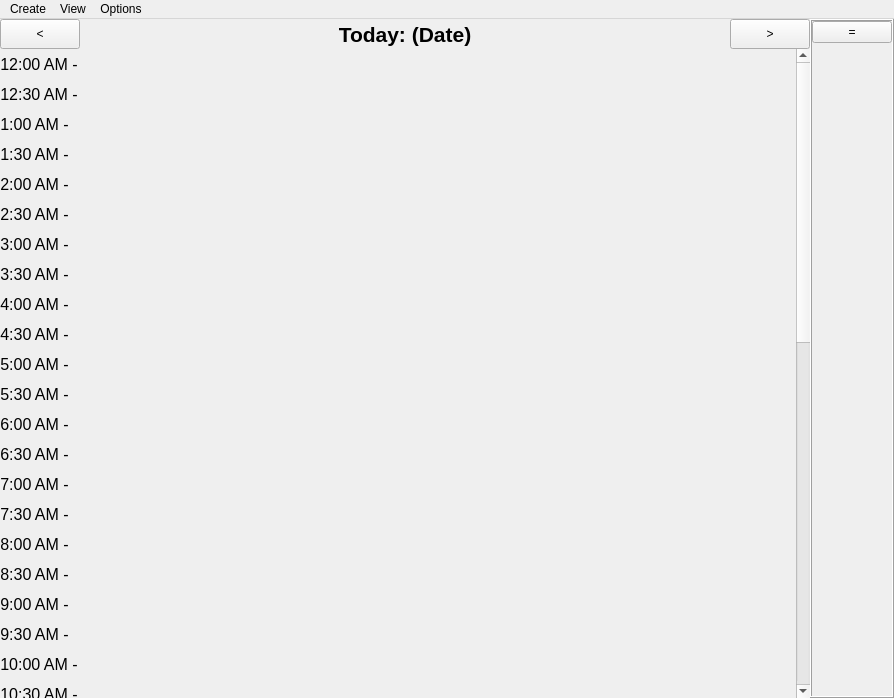
Old version of the form Torg/torg.ui in the repository Tiane-Maestas/Torg.
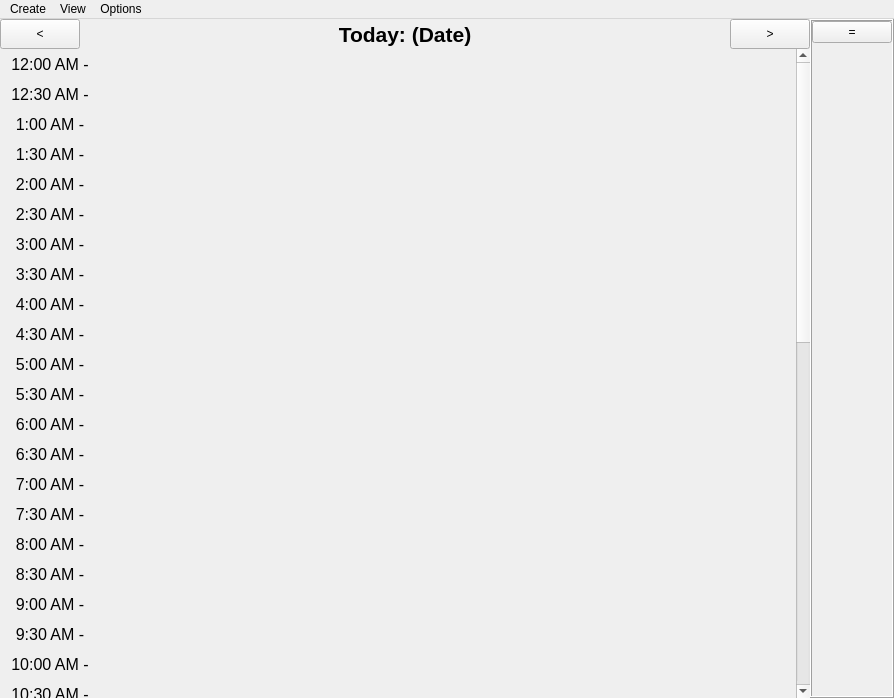
New version of the form. The open tabs and pages were chosen to show the change.

```diff
--- a/Torg/torg.ui
+++ b/Torg/torg.ui
@@ -159,7 +159,7 @@
              <property name="geometry">
               <rect>
                <x>0</x>
-               <y>0</y>
+               <y>-893</y>
                <width>794</width>
                <height>1536</height>
               </rect>
@@ -192,7 +192,7 @@
                   </property>
                   <property name="minimumSize">
                    <size>
-                    <width>60</width>
+                    <width>100</width>
                     <height>30</height>
                    </size>
                   </property>
@@ -256,7 +256,7 @@
                   </property>
                   <property name="minimumSize">
                    <size>
-                    <width>60</width>
+                    <width>100</width>
                     <height>30</height>
                    </size>
                   </property>
@@ -317,7 +317,7 @@
                   </property>
                   <property name="minimumSize">
                    <size>
-                    <width>60</width>
+                    <width>100</width>
                     <height>30</height>
                    </size>
                   </property>
@@ -371,14 +371,14 @@
                 <item>
                  <widget class="QLabel" name="label_116">
                   <property name="sizePolicy">
-                   <sizepolicy hsizetype="Minimum" vsizetype="Minimum">
+                   <sizepolicy hsizetype="Fixed" vsizetype="Fixed">
                     <horstretch>0</horstretch>
                     <verstretch>0</verstretch>
                    </sizepolicy>
                   </property>
                   <property name="minimumSize">
                    <size>
-                    <width>60</width>
+                    <width>100</width>
                     <height>30</height>
                    </size>
                   </property>
@@ -398,7 +398,7 @@
                 <item>
                  <widget class="QLabel" name="label_130AM">
                   <property name="sizePolicy">
-                   <sizepolicy hsizetype="Expanding" vsizetype="Minimum">
+                   <sizepolicy hsizetype="Expanding" vsizetype="Fixed">
                     <horstretch>0</horstretch>
                     <verstretch>0</verstretch>
                    </sizepolicy>
@@ -432,14 +432,14 @@
                 <item>
                  <widget class="QLabel" name="label_136">
                   <property name="sizePolicy">
-                   <sizepolicy hsizetype="Minimum" vsizetype="Minimum">
+                   <sizepolicy hsizetype="Fixed" vsizetype="Fixed">
                     <horstretch>0</horstretch>
                     <verstretch>0</verstretch>
                    </sizepolicy>
                   </property>
                   <property name="minimumSize">
                    <size>
-                    <width>60</width>
+                    <width>100</width>
                     <height>30</height>
                    </size>
                   </property>
@@ -459,7 +459,7 @@
                 <item>
                  <widget class="QLabel" name="label_200AM">
                   <property name="sizePolicy">
-                   <sizepolicy hsizetype="Expanding" vsizetype="Minimum">
+                   <sizepolicy hsizetype="Expanding" vsizetype="Fixed">
                     <horstretch>0</horstretch>
                     <verstretch>0</verstretch>
                    </sizepolicy>
@@ -493,14 +493,14 @@
                 <item>
                  <widget class="QLabel" name="label_104">
                   <property name="sizePolicy">
-                   <sizepolicy hsizetype="Minimum" vsizetype="Minimum">
+                   <sizepolicy hsizetype="Fixed" vsizetype="Fixed">
                     <horstretch>0</horstretch>
                     <verstretch>0</verstretch>
                    </sizepolicy>
                   </property>
                   <property name="minimumSize">
                    <size>
-                    <width>60</width>
+                    <width>100</width>
                     <height>30</height>
                    </size>
                   </property>
@@ -520,7 +520,7 @@
                 <item>
                  <widget class="QLabel" name="label_230AM">
                   <property name="sizePolicy">
-                   <sizepolicy hsizetype="Expanding" vsizetype="Minimum">
+                   <sizepolicy hsizetype="Expanding" vsizetype="Fixed">
                     <horstretch>0</horstretch>
                     <verstretch>0</verstretch>
                    </sizepolicy>
@@ -554,14 +554,14 @@
                 <item>
                  <widget class="QLabel" name="label_146">
                   <property name="sizePolicy">
-                   <sizepolicy hsizetype="Minimum" vsizetype="Minimum">
+                   <sizepolicy hsizetype="Fixed" vsizetype="Fixed">
                     <horstretch>0</horstretch>
                     <verstretch>0</verstretch>
                    </sizepolicy>
                   </property>
                   <property name="minimumSize">
                    <size>
-                    <width>60</width>
+                    <width>100</width>
                     <height>30</height>
                    </size>
                   </property>
@@ -581,7 +581,7 @@
                 <item>
                  <widget class="QLabel" name="label_300AM">
                   <property name="sizePolicy">
-                   <sizepolicy hsizetype="Expanding" vsizetype="Minimum">
+                   <sizepolicy hsizetype="Expanding" vsizetype="Fixed">
                     <horstretch>0</horstretch>
                     <verstretch>0</verstretch>
                    </sizepolicy>
@@ -615,14 +615,14 @@
                 <item>
                  <widget class="QLabel" name="label_106">
                   <property name="sizePolicy">
-                   <sizepolicy hsizetype="Minimum" vsizetype="Minimum">
+                   <sizepolicy hsizetype="Fixed" vsizetype="Fixed">
                     <horstretch>0</horstretch>
                     <verstretch>0</verstretch>
                    </sizepolicy>
                   </property>
                   <property name="minimumSize">
                    <size>
-                    <width>60</width>
+                    <width>100</width>
                     <height>30</height>
                    </size>
                   </property>
@@ -642,7 +642,7 @@
                 <item>
                  <widget class="QLabel" name="label_330AM">
                   <property name="sizePolicy">
-                   <sizepolicy hsizetype="Expanding" vsizetype="Minimum">
+                   <sizepolicy hsizetype="Expanding" vsizetype="Fixed">
                     <horstretch>0</horstretch>
                     <verstretch>0</verstretch>
                    </sizepolicy>
@@ -676,14 +676,14 @@
                 <item>
                  <widget class="QLabel" name="label_108">
                   <property name="sizePolicy">
-                   <sizepolicy hsizetype="Minimum" vsizetype="Minimum">
+                   <sizepolicy hsizetype="Fixed" vsizetype="Fixed">
                     <horstretch>0</horstretch>
                     <verstretch>0</verstretch>
                    </sizepolicy>
                   </property>
                   <property name="minimumSize">
                    <size>
-                    <width>60</width>
+                    <width>100</width>
                     <height>30</height>
                    </size>
                   </property>
@@ -703,7 +703,7 @@
                 <item>
                  <widget class="QLabel" name="label_400AM">
                   <property name="sizePolicy">
-                   <sizepolicy hsizetype="Expanding" vsizetype="Minimum">
+                   <sizepolicy hsizetype="Expanding" vsizetype="Fixed">
                     <horstretch>0</horstretch>
                     <verstretch>0</verstretch>
                    </sizepolicy>
@@ -737,14 +737,14 @@
                 <item>
                  <widget class="QLabel" name="label_120">
                   <property name="sizePolicy">
-                   <sizepolicy hsizetype="Minimum" vsizetype="Minimum">
+                   <sizepolicy hsizetype="Fixed" vsizetype="Fixed">
                     <horstretch>0</horstretch>
                     <verstretch>0</verstretch>
                    </sizepolicy>
                   </property>
                   <property name="minimumSize">
                    <size>
-                    <width>60</width>
+                    <width>100</width>
                     <height>30</height>
                    </size>
                   </property>
@@ -764,7 +764,7 @@
                 <item>
                  <widget class="QLabel" name="label_430AM">
                   <property name="sizePolicy">
-                   <sizepolicy hsizetype="Expanding" vsizetype="Minimum">
+                   <sizepolicy hsizetype="Expanding" vsizetype="Fixed">
                     <horstretch>0</horstretch>
                     <verstretch>0</verstretch>
                    </sizepolicy>
@@ -798,14 +798,14 @@
                 <item>
                  <widget class="QLabel" name="label_122">
                   <property name="sizePolicy">
-                   <sizepolicy hsizetype="Minimum" vsizetype="Minimum">
+                   <sizepolicy hsizetype="Fixed" vsizetype="Fixed">
                     <horstretch>0</horstretch>
                     <verstretch>0</verstretch>
                    </sizepolicy>
                   </property>
                   <property name="minimumSize">
                    <size>
-                    <width>60</width>
+                    <width>100</width>
                     <height>30</height>
                    </size>
                   </property>
@@ -825,7 +825,7 @@
                 <item>
                  <widget class="QLabel" name="label_500AM">
                   <property name="sizePolicy">
-                   <sizepolicy hsizetype="Expanding" vsizetype="Minimum">
+                   <sizepolicy hsizetype="Expanding" vsizetype="Fixed">
                     <horstretch>0</horstretch>
                     <verstretch>0</verstretch>
                    </sizepolicy>
@@ -859,14 +859,14 @@
                 <item>
                  <widget class="QLabel" name="label_118">
                   <property name="sizePolicy">
-                   <sizepolicy hsizetype="Minimum" vsizetype="Minimum">
+                   <sizepolicy hsizetype="Fixed" vsizetype="Fixed">
                     <horstretch>0</horstretch>
                     <verstretch>0</verstretch>
                    </sizepolicy>
                   </property>
                   <property name="minimumSize">
                    <size>
-                    <width>60</width>
+                    <width>100</width>
                     <height>30</height>
                    </size>
                   </property>
@@ -886,7 +886,7 @@
                 <item>
                  <widget class="QLabel" name="label_530AM">
                   <property name="sizePolicy">
-                   <sizepolicy hsizetype="Expanding" vsizetype="Minimum">
+                   <sizepolicy hsizetype="Expanding" vsizetype="Fixed">
                     <horstretch>0</horstretch>
                     <verstretch>0</verstretch>
                    </sizepolicy>
@@ -920,14 +920,14 @@
                 <item>
                  <widget class="QLabel" name="label_142">
                   <property name="sizePolicy">
-                   <sizepolicy hsizetype="Minimum" vsizetype="Minimum">
+                   <sizepolicy hsizetype="Fixed" vsizetype="Fixed">
                     <horstretch>0</horstretch>
                     <verstretch>0</verstretch>
                    </sizepolicy>
                   </property>
                   <property name="minimumSize">
                    <size>
-                    <width>60</width>
+                    <width>100</width>
                     <height>30</height>
                    </size>
                   </property>
@@ -947,7 +947,7 @@
                 <item>
                  <widget class="QLabel" name="label_600AM">
                   <property name="sizePolicy">
-                   <sizepolicy hsizetype="Expanding" vsizetype="Minimum">
+                   <sizepolicy hsizetype="Expanding" vsizetype="Fixed">
                     <horstretch>0</horstretch>
                     <verstretch>0</verstretch>
                    </sizepolicy>
@@ -981,14 +981,14 @@
                 <item>
                  <widget class="QLabel" name="label_126">
                   <property name="sizePolicy">
-                   <sizepolicy hsizetype="Minimum" vsizetype="Minimum">
+                   <sizepolicy hsizetype="Fixed" vsizetype="Fixed">
                     <horstretch>0</horstretch>
                     <verstretch>0</verstretch>
                    </sizepolicy>
                   </property>
                   <property name="minimumSize">
                    <size>
-                    <width>60</width>
+                    <width>100</width>
                     <height>30</height>
                    </size>
                   </property>
@@ -1008,7 +1008,7 @@
                 <item>
                  <widget class="QLabel" name="label_630AM">
                   <property name="sizePolicy">
-                   <sizepolicy hsizetype="Expanding" vsizetype="Minimum">
+                   <sizepolicy hsizetype="Expanding" vsizetype="Fixed">
                     <horstretch>0</horstretch>
                     <verstretch>0</verstretch>
                    </sizepolicy>
@@ -1042,14 +1042,14 @@
                 <item>
                  <widget class="QLabel" name="label_124">
                   <property name="sizePolicy">
-                   <sizepolicy hsizetype="Minimum" vsizetype="Minimum">
+                   <sizepolicy hsizetype="Fixed" vsizetype="Fixed">
                     <horstretch>0</horstretch>
                     <verstretch>0</verstretch>
                    </sizepolicy>
                   </property>
                   <property name="minimumSize">
                    <size>
-                    <width>60</width>
+                    <width>100</width>
                     <height>30</height>
                    </size>
                   </property>
@@ -1069,7 +1069,7 @@
                 <item>
                  <widget class="QLabel" name="label_700AM">
                   <property name="sizePolicy">
-                   <sizepolicy hsizetype="Expanding" vsizetype="Minimum">
+                   <sizepolicy hsizetype="Expanding" vsizetype="Fixed">
                     <horstretch>0</horstretch>
                     <verstretch>0</verstretch>
                    </sizepolicy>
@@ -1103,14 +1103,14 @@
                 <item>
                  <widget class="QLabel" name="label_56">
                   <property name="sizePolicy">
-                   <sizepolicy hsizetype="Minimum" vsizetype="Minimum">
+                   <sizepolicy hsizetype="Fixed" vsizetype="Fixed">
                     <horstretch>0</horstretch>
                     <verstretch>0</verstretch>
                    </sizepolicy>
                   </property>
                   <property name="minimumSize">
                    <size>
-                    <width>60</width>
+                    <width>100</width>
                     <height>30</height>
                    </size>
                   </property>
@@ -1130,7 +1130,7 @@
                 <item>
                  <widget class="QLabel" name="label_730AM">
                   <property name="sizePolicy">
-                   <sizepolicy hsizetype="Expanding" vsizetype="Minimum">
+                   <sizepolicy hsizetype="Expanding" vsizetype="Fixed">
                     <horstretch>0</horstretch>
                     <verstretch>0</verstretch>
                    </sizepolicy>
@@ -1164,14 +1164,14 @@
                 <item>
                  <widget class="QLabel" name="label_58">
                   <property name="sizePolicy">
-                   <sizepolicy hsizetype="Minimum" vsizetype="Minimum">
+                   <sizepolicy hsizetype="Fixed" vsizetype="Fixed">
                     <horstretch>0</horstretch>
                     <verstretch>0</verstretch>
                    </sizepolicy>
                   </property>
                   <property name="minimumSize">
                    <size>
-                    <width>60</width>
+                    <width>100</width>
                     <height>30</height>
                    </size>
                   </property>
@@ -1191,7 +1191,7 @@
                 <item>
                  <widget class="QLabel" name="label_800AM">
                   <property name="sizePolicy">
-                   <sizepolicy hsizetype="Expanding" vsizetype="Minimum">
+                   <sizepolicy hsizetype="Expanding" vsizetype="Fixed">
                     <horstretch>0</horstretch>
                     <verstretch>0</verstretch>
                    </sizepolicy>
@@ -1225,14 +1225,14 @@
                 <item>
                  <widget class="QLabel" name="label_2">
                   <property name="sizePolicy">
-                   <sizepolicy hsizetype="Minimum" vsizetype="Minimum">
+                   <sizepolicy hsizetype="Fixed" vsizetype="Fixed">
                     <horstretch>0</horstretch>
                     <verstretch>0</verstretch>
                    </sizepolicy>
                   </property>
                   <property name="minimumSize">
                    <size>
-                    <width>60</width>
+                    <width>100</width>
                     <height>30</height>
                    </size>
                   </property>
@@ -1252,7 +1252,7 @@
                 <item>
                  <widget class="QLabel" name="label_830AM">
                   <property name="sizePolicy">
-                   <sizepolicy hsizetype="Expanding" vsizetype="Minimum">
+                   <sizepolicy hsizetype="Expanding" vsizetype="Fixed">
                     <horstretch>0</horstretch>
                     <verstretch>0</verstretch>
                    </sizepolicy>
@@ -1286,14 +1286,14 @@
                 <item>
                  <widget class="QLabel" name="label_128">
                   <property name="sizePolicy">
-                   <sizepolicy hsizetype="Minimum" vsizetype="Minimum">
+                   <sizepolicy hsizetype="Fixed" vsizetype="Fixed">
                     <horstretch>0</horstretch>
                     <verstretch>0</verstretch>
                    </sizepolicy>
                   </property>
                   <property name="minimumSize">
                    <size>
-                    <width>60</width>
+                    <width>100</width>
                     <height>30</height>
                    </size>
                   </property>
@@ -1313,7 +1313,7 @@
                 <item>
                  <widget class="QLabel" name="label_900AM">
                   <property name="sizePolicy">
-                   <sizepolicy hsizetype="Expanding" vsizetype="Minimum">
+                   <sizepolicy hsizetype="Expanding" vsizetype="Fixed">
                     <horstretch>0</horstretch>
                     <verstretch>0</verstretch>
                    </sizepolicy>
@@ -1347,14 +1347,14 @@
                 <item>
                  <widget class="QLabel" name="label_60">
                   <property name="sizePolicy">
-                   <sizepolicy hsizetype="Minimum" vsizetype="Minimum">
+                   <sizepolicy hsizetype="Fixed" vsizetype="Fixed">
                     <horstretch>0</horstretch>
                     <verstretch>0</verstretch>
                    </sizepolicy>
                   </property>
                   <property name="minimumSize">
                    <size>
-                    <width>60</width>
+                    <width>100</width>
                     <height>30</height>
                    </size>
                   </property>
@@ -1374,7 +1374,7 @@
                 <item>
                  <widget class="QLabel" name="label_930AM">
                   <property name="sizePolicy">
-                   <sizepolicy hsizetype="Expanding" vsizetype="Minimum">
+                   <sizepolicy hsizetype="Expanding" vsizetype="Fixed">
                     <horstretch>0</horstretch>
                     <verstretch>0</verstretch>
                    </sizepolicy>
@@ -1411,14 +1411,14 @@
                 <item>
                  <widget class="QLabel" name="label_62">
                   <property name="sizePolicy">
-                   <sizepolicy hsizetype="Minimum" vsizetype="Minimum">
+                   <sizepolicy hsizetype="Fixed" vsizetype="Fixed">
                     <horstretch>0</horstretch>
                     <verstretch>0</verstretch>
                    </sizepolicy>
                   </property>
                   <property name="minimumSize">
                    <size>
-                    <width>60</width>
+                    <width>100</width>
                     <height>30</height>
                    </size>
                   </property>
@@ -1438,7 +1438,7 @@
                 <item>
                  <widget class="QLabel" name="label_1000AM">
                   <property name="sizePolicy">
-                   <sizepolicy hsizetype="Expanding" vsizetype="Minimum">
+                   <sizepolicy hsizetype="Expanding" vsizetype="Fixed">
                     <horstretch>0</horstretch>
                     <verstretch>0</verstretch>
                    </sizepolicy>
@@ -1472,14 +1472,14 @@
                 <item>
                  <widget class="QLabel" name="label_64">
                   <property name="sizePolicy">
-                   <sizepolicy hsizetype="Minimum" vsizetype="Minimum">
+                   <sizepolicy hsizetype="Fixed" vsizetype="Fixed">
                     <horstretch>0</horstretch>
                     <verstretch>0</verstretch>
                    </sizepolicy>
                   </property>
                   <property name="minimumSize">
                    <size>
-                    <width>60</width>
+                    <width>100</width>
                     <height>30</height>
                    </size>
                   </property>
@@ -1499,7 +1499,7 @@
                 <item>
                  <widget class="QLabel" name="label_1030AM">
                   <property name="sizePolicy">
-                   <sizepolicy hsizetype="Expanding" vsizetype="Minimum">
+                   <sizepolicy hsizetype="Expanding" vsizetype="Fixed">
                     <horstretch>0</horstretch>
                     <verstretch>0</verstretch>
                    </sizepolicy>
```
Left out of the diff: 200 changed lines with no effect on the pictures.
